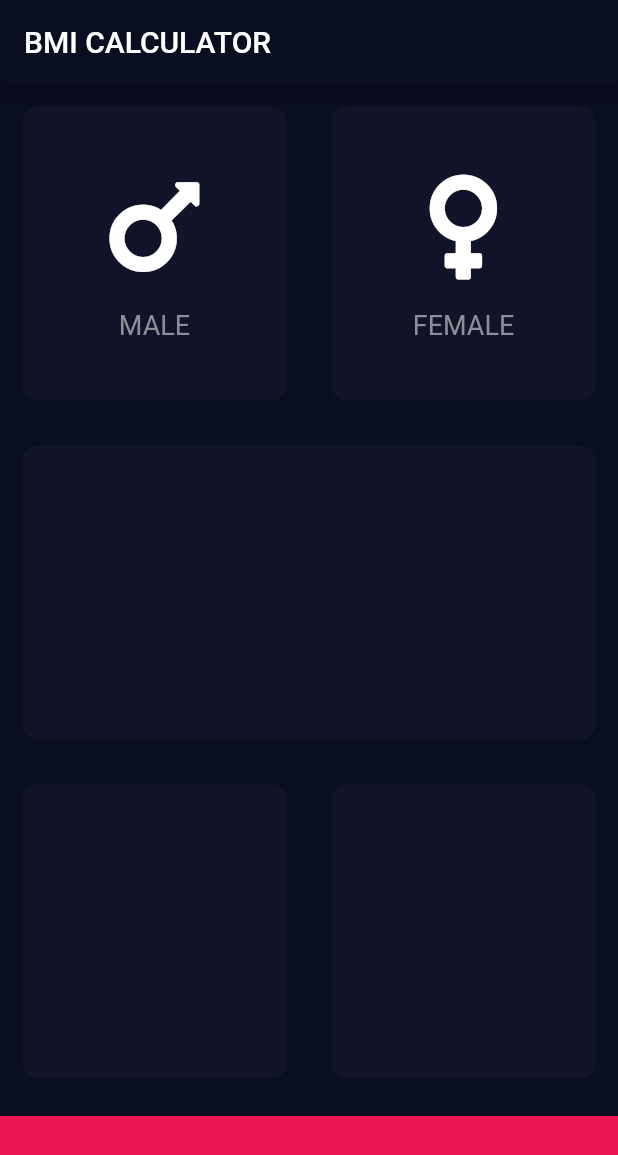
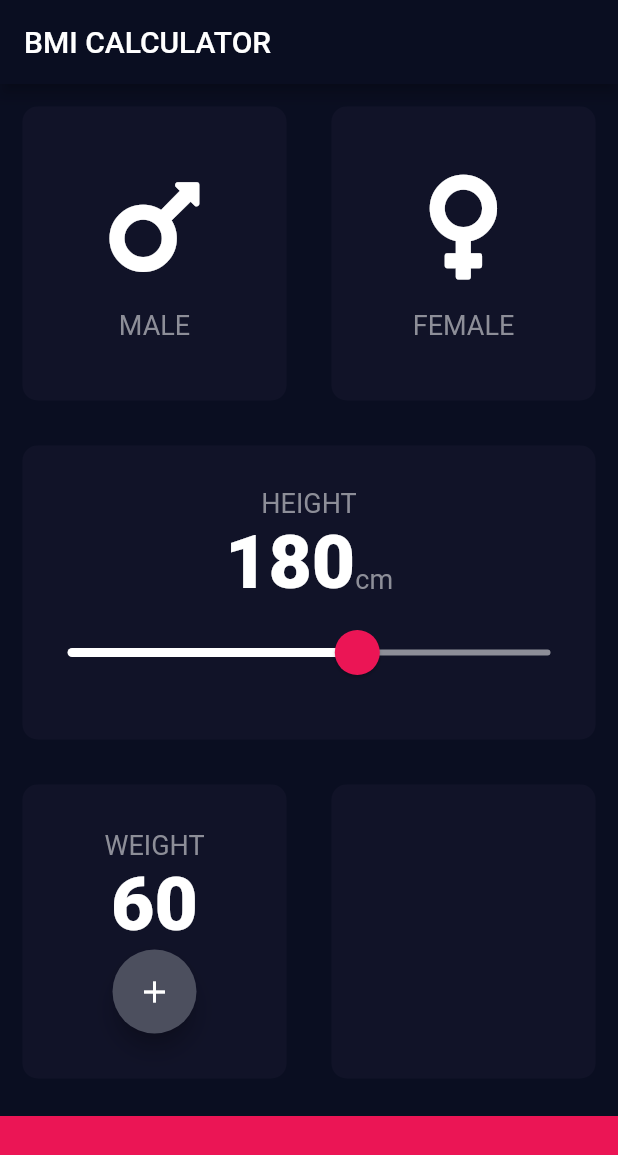
Before and after one commit to Harshal-Jaiswal/Flutter_basics, a Flutter app: the screen it shows after launch, on a phone screen of 412 x 824 dp. Shown: the top 1155 px of the screen. Run offline on Flutter 3.47's test engine with Material 2 defaults, Android fonts, the phone set to English and light mode, and no system bars; our stand-ins replace font_awesome_flutter, rflutter_alert, shared_preferences.

Commit message:
input range

```diff
--- a/bmi-calculator-flutter/lib/IconContent.dart
+++ b/bmi-calculator-flutter/lib/IconContent.dart
@@ -1,9 +1,6 @@
 import 'package:flutter/material.dart';
 
-const labelTextStyle = TextStyle(
-  fontSize: 18,
-  color: Color(0xFF8D8E98),
-);
+import 'constants.dart';
 
 class IconContent extends StatelessWidget {
   IconContent({this.icon, this.label});
@@ -25,7 +22,7 @@ class IconContent extends StatelessWidget {
         ),
         Text(
           label,
-          style: labelTextStyle,
+          style: kLabelTextStyle,
         )
       ],
     );
--- a/bmi-calculator-flutter/lib/ReusableCard.dart
+++ b/bmi-calculator-flutter/lib/ReusableCard.dart
@@ -1,20 +1,23 @@
 import 'package:flutter/material.dart';
 
-
 class ReusableCard extends StatelessWidget {
-  ReusableCard({@required this.colour, this.cardChild});
+  ReusableCard({@required this.colour, this.cardChild, this.onPress});
 
   final Color colour;
   final Widget cardChild;
+  final Function onPress;
 
   @override
   Widget build(BuildContext context) {
-    return Container(
-      child: cardChild,
-      margin: EdgeInsets.all(15),
-      decoration: BoxDecoration(
-        color: colour,
-        borderRadius: BorderRadius.circular(10),
+    return GestureDetector(
+      onTap: onPress,
+      child: Container(
+        child: cardChild,
+        margin: EdgeInsets.all(15),
+        decoration: BoxDecoration(
+          color: colour,
+          borderRadius: BorderRadius.circular(10),
+        ),
       ),
     );
   }
--- /dev/null
+++ b/bmi-calculator-flutter/lib/constants.dart
@@ -0,0 +1,16 @@
+import 'package:flutter/material.dart';
+
+const kBottomContainerHeight = 80.0;
+const kActiveCardColour = Color(0xFF1D1E33);
+const kInactiveCardColour = Color(0xFF111328);
+const kBottomContainerColour = 0xFFEB1555;
+
+const kLabelTextStyle = TextStyle(
+  fontSize: 18,
+  color: Color(0xFF8D8E98),
+);
+
+const KNumberTextStyle = TextStyle(
+  fontSize: 50,
+  fontWeight: FontWeight.w900,
+);
--- a/bmi-calculator-flutter/lib/input_page.dart
+++ b/bmi-calculator-flutter/lib/input_page.dart
@@ -2,11 +2,7 @@ import 'package:flutter/material.dart';
 import 'package:font_awesome_flutter/font_awesome_flutter.dart';
 import 'IconContent.dart';
 import 'ReusableCard.dart';
-
-const bottomContainerHeight = 80.0;
-const activeCardColour = Color(0xFF1D1E33);
-const inactiveCardColour = Color(0xFF111328);
-const bottomContainerColour = 0xFFEB1555;
+import 'constants.dart';
 
 enum Gender {
   male,
@@ -19,8 +15,9 @@ class InputPage extends StatefulWidget {
 }
 
 class _InputPageState extends State<InputPage> {
-
   Gender selectedGender;
+  int height = 180;
+  int weight = 60;
 
   // Color maleCardColour = inactiveCardColour;
   // Color femaleCardColour = inactiveCardColour;
@@ -50,45 +47,40 @@ class _InputPageState extends State<InputPage> {
         title: Text('BMI CALCULATOR'),
       ),
       body: Column(
+        crossAxisAlignment: CrossAxisAlignment.stretch,
         children: [
           Expanded(
             child: Row(
               children: [
                 Expanded(
-                  child: GestureDetector(
-                    onTap: () {
+                  child: ReusableCard(
+                    onPress: () {
                       setState(() {
-                        // updateColour(Gender.male);
                         selectedGender = Gender.male;
                       });
                     },
-                    child: ReusableCard(
                     colour: selectedGender == Gender.male
-                          ? activeCardColour
-                          : inactiveCardColour,
+                        ? kActiveCardColour
+                        : kInactiveCardColour,
                     cardChild: IconContent(
                       icon: FontAwesomeIcons.mars,
                       label: 'MALE',
                     ),
                   ),
                 ),
-                ),
                 Expanded(
-                  child: GestureDetector(
-                    onTap: () {
+                  child: ReusableCard(
+                    onPress: () {
                       setState(() {
-                        // updateColour(Gender.female);
                         selectedGender = Gender.female;
                       });
                     },
-                    child: ReusableCard(
                     colour: selectedGender == Gender.female
-                          ? activeCardColour
-                          : inactiveCardColour,
+                        ? kActiveCardColour
+                        : kInactiveCardColour,
                     cardChild: IconContent(
                       icon: FontAwesomeIcons.venus,
                       label: 'FEMALE',
-                      ),
                     ),
                   ),
                 ),
@@ -97,7 +89,53 @@ class _InputPageState extends State<InputPage> {
           ),
           Expanded(
             child: ReusableCard(
-              colour: inactiveCardColour,
+              colour: kInactiveCardColour,
+              cardChild: Column(
+                mainAxisAlignment: MainAxisAlignment.center,
+                children: [
+                  Text(
+                    'HEIGHT',
+                    style: kLabelTextStyle,
+                  ),
+                  Row(
+                    mainAxisAlignment: MainAxisAlignment.center,
+                    crossAxisAlignment: CrossAxisAlignment.baseline,
+                    textBaseline: TextBaseline.alphabetic,
+                    children: [
+                      Text(
+                        height.toString(),
+                        style: KNumberTextStyle,
+                      ),
+                      Text(
+                        'cm',
+                        style: kLabelTextStyle,
+                      )
+                    ],
+                  ),
+                  SliderTheme(
+                    data: SliderTheme.of(context).copyWith(
+                        inactiveTrackColor: Color(0xFF8D8E98),
+                        activeTrackColor: Colors.white,
+                        thumbColor: Color(0xFFEB1555),
+                        overlayColor: Color(0x29EB1555),
+                        thumbShape: RoundSliderThumbShape(
+                          enabledThumbRadius: 15,
+                        ),
+                        overlayShape:
+                            RoundSliderOverlayShape(overlayRadius: 30)),
+                    child: Slider(
+                      value: height.toDouble(),
+                      min: 120.0,
+                      max: 220,
+                      onChanged: (double newValue) {
+                        setState(() {
+                          height = newValue.round();
+                        });
+                      },
+                    ),
+                  )
+                ],
+              ),
             ),
           ),
           Expanded(
@@ -105,20 +143,41 @@ class _InputPageState extends State<InputPage> {
               children: [
                 Expanded(
                   child: ReusableCard(
-                    colour: (inactiveCardColour),
+                    colour: (kInactiveCardColour),
+                    cardChild: Column(
+                      mainAxisAlignment: MainAxisAlignment.center,
+                      children: [
+                        Text(
+                          'WEIGHT',
+                          style: kLabelTextStyle,
+                        ),
+                        Text(
+                          weight.toString(),
+                          style: KNumberTextStyle,
+                        ),
+                        FloatingActionButton(
+                          backgroundColor: Color(0xFF4C4F5E),
+                          onPressed: () {},
+                          child: Icon(
+                            Icons.add,
+                            color: Colors.white,
+                          ),
+                        )
+                      ],
+                    ),
                   ),
                 ),
                 Expanded(
-                  child: ReusableCard(colour: (inactiveCardColour)),
+                  child: ReusableCard(colour: (kInactiveCardColour)),
                 ),
               ],
             ),
           ),
           Container(
-            color: Color(bottomContainerColour),
+            color: Color(kBottomContainerColour),
             margin: EdgeInsets.only(top: 10),
             width: double.infinity,
-            height: bottomContainerHeight,
+            height: kBottomContainerHeight,
           ),
         ],
       ),
```
Lines whose indentation alone changed are shown as unchanged.
